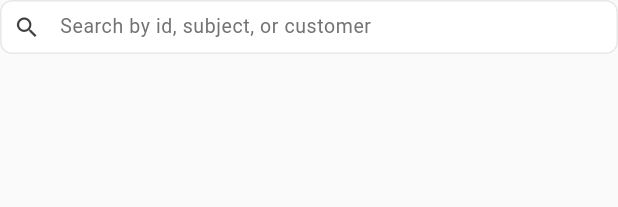
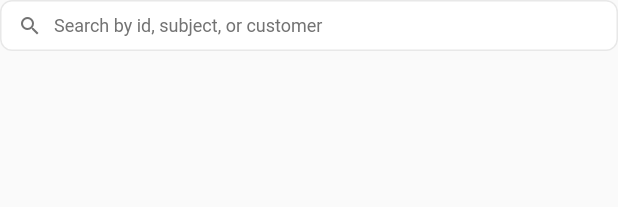
Before and after one commit to sayge-code-hub/saasify, a Flutter app: the _TicketSearchField widget shown alone on an empty page, opened directly with empty values, on a phone screen of 412 x 824 dp. Shown: the top 207 px of the screen. Run offline on Flutter 3.47's test engine with Material 3 defaults, Android fonts, the phone set to English and light mode, and no system bars; our stand-ins replace equatable, file_picker, flutter_bloc, go_router, web; Roboto replaces fonts that are missing (Source Sans 3).

Commit message:
Tighten All Tickets search field to 12px / 34px height.
Co-authored-by: adityaarana <adityaarana@outlook.com>

```diff
--- a/lib/features/ticketing/presentation/pages/ticket_list_page.dart
+++ b/lib/features/ticketing/presentation/pages/ticket_list_page.dart
@@ -613,42 +613,38 @@ class _TicketSearchField extends StatelessWidget {
   @override
   Widget build(BuildContext context) {
     final theme = Theme.of(context);
-    final textStyle = theme.textTheme.bodySmall?.copyWith(
+    final textStyle = theme.textTheme.labelMedium?.copyWith(
       color: AppColors.ink,
       fontWeight: FontWeight.w400,
-      fontSize: 13,
-      height: 1.2,
+      fontSize: 12,
+      height: 1.15,
+      letterSpacing: 0,
     );
-    final hintStyle = theme.textTheme.bodySmall?.copyWith(
-      color: AppColors.inkTertiary,
-      fontWeight: FontWeight.w400,
-      fontSize: 13,
-      height: 1.2,
-    );
+    final hintStyle = textStyle?.copyWith(color: AppColors.inkTertiary);
 
     return SizedBox(
-      height: 36,
+      height: 34,
       child: TextField(
         controller: controller,
         onChanged: onChanged,
         style: textStyle,
         cursorColor: AppColors.accent,
-        cursorHeight: 14,
+        cursorHeight: 13,
         decoration: InputDecoration(
           isDense: true,
           filled: true,
           fillColor: AppColors.surface,
           hintText: 'Search by id, subject, or customer',
           hintStyle: hintStyle,
-          prefixIcon: const Icon(Icons.search, size: 18),
+          prefixIcon: Padding(
+            padding: const EdgeInsets.only(left: AppSpacing.sm, right: 4),
+            child: Icon(Icons.search, size: 16, color: AppColors.inkTertiary),
+          ),
           prefixIconConstraints: const BoxConstraints(
-            minWidth: 36,
-            minHeight: 36,
+            minWidth: 32,
+            minHeight: 34,
           ),
-          contentPadding: const EdgeInsets.symmetric(
-            horizontal: AppSpacing.sm,
-            vertical: 0,
-          ),
+          contentPadding: const EdgeInsets.fromLTRB(0, 8, AppSpacing.sm, 8),
           border: OutlineInputBorder(
             borderRadius: BorderRadius.circular(AppSpacing.radiusSm),
             borderSide: const BorderSide(color: AppColors.border),
@@ -699,7 +695,7 @@ class _ToolbarButton extends StatelessWidget {
           horizontal: AppSpacing.sm,
           vertical: 0,
         ),
-        minimumSize: const Size(0, 36),
+        minimumSize: const Size(0, 34),
         tapTargetSize: MaterialTapTargetSize.shrinkWrap,
         visualDensity: VisualDensity.compact,
         shape: RoundedRectangleBorder(
```
